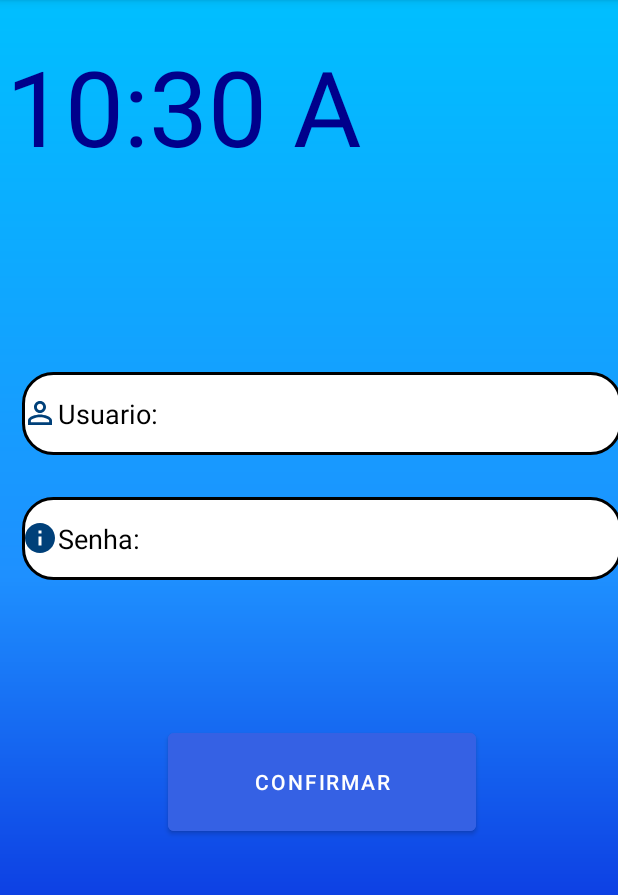
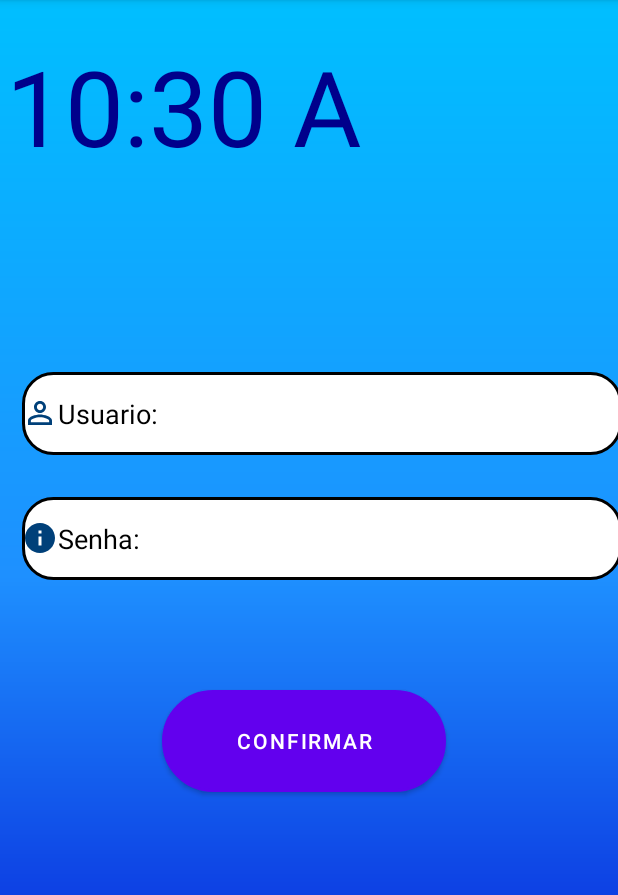
Before and after one commit to FACEPOIINT/FacePoiint, an Android app: the CONFIRMAR screen opened directly, with no data from a screen before it, on a phone screen of 412 x 824 dp, the part 84-979 px from its top. Run offline under Robolectric (Android 15) with nearby library versions, the phone set to English and light mode, and no system bars.

Commit message:
Atualizção do dia 14/03/2023

```diff
--- a/app/src/main/res/layout/activity_confirmar.xml
+++ b/app/src/main/res/layout/activity_confirmar.xml
@@ -62,10 +62,11 @@
 
     <Button
         android:id="@+id/buttonconf"
-        android:layout_width="205dp"
-        android:layout_height="77dp"
-        android:layout_marginStart="112dp"
-        android:layout_marginBottom="208dp"
+        android:layout_width="189dp"
+        android:layout_height="68dp"
+        android:layout_marginStart="108dp"
+        android:layout_marginBottom="240dp"
+        android:background="@drawable/conteiner"
         android:backgroundTint="@color/azul4"
         android:text="CONFIRMAR"
         app:layout_constraintBottom_toBottomOf="parent"
--- a/app/src/main/res/layout/activity_telacadastara.xml
+++ b/app/src/main/res/layout/activity_telacadastara.xml
@@ -84,8 +84,9 @@
         android:layout_marginStart="131dp"
         android:layout_marginEnd="132dp"
         android:layout_marginBottom="216dp"
-        android:background="@drawable/edit_text"
+        android:background="@drawable/conteiner"
         android:text="@string/CADASTRAR"
+        app:iconTint="#AAAAAA"
         app:layout_constraintBottom_toBottomOf="parent"
         app:layout_constraintEnd_toEndOf="parent"
         app:layout_constraintHorizontal_bias="0.47"
```
